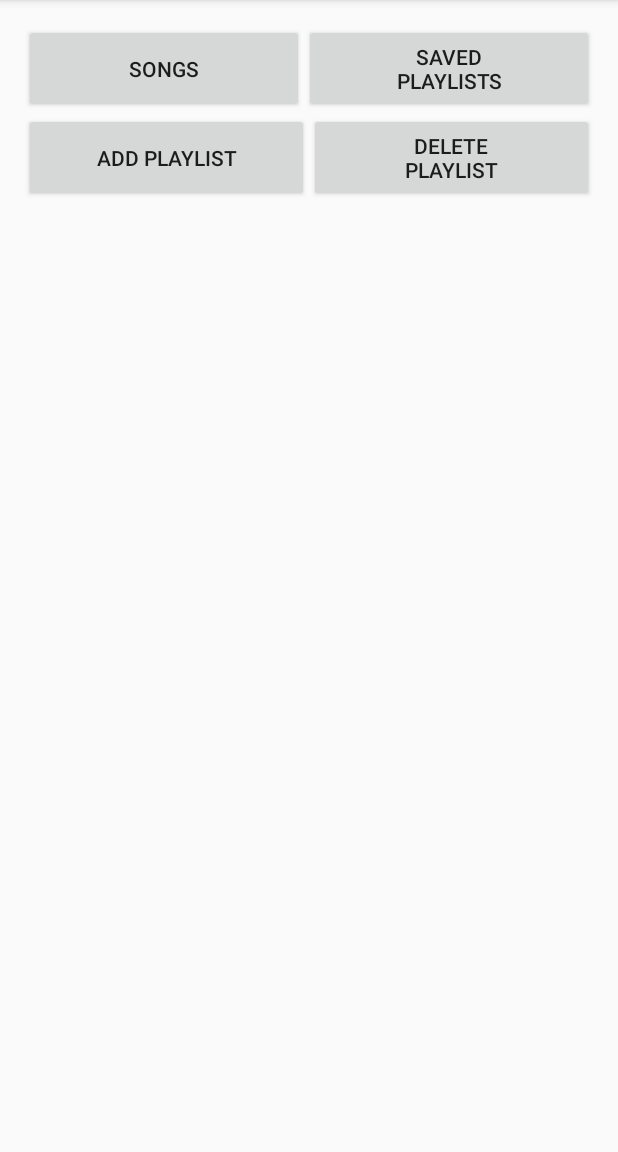
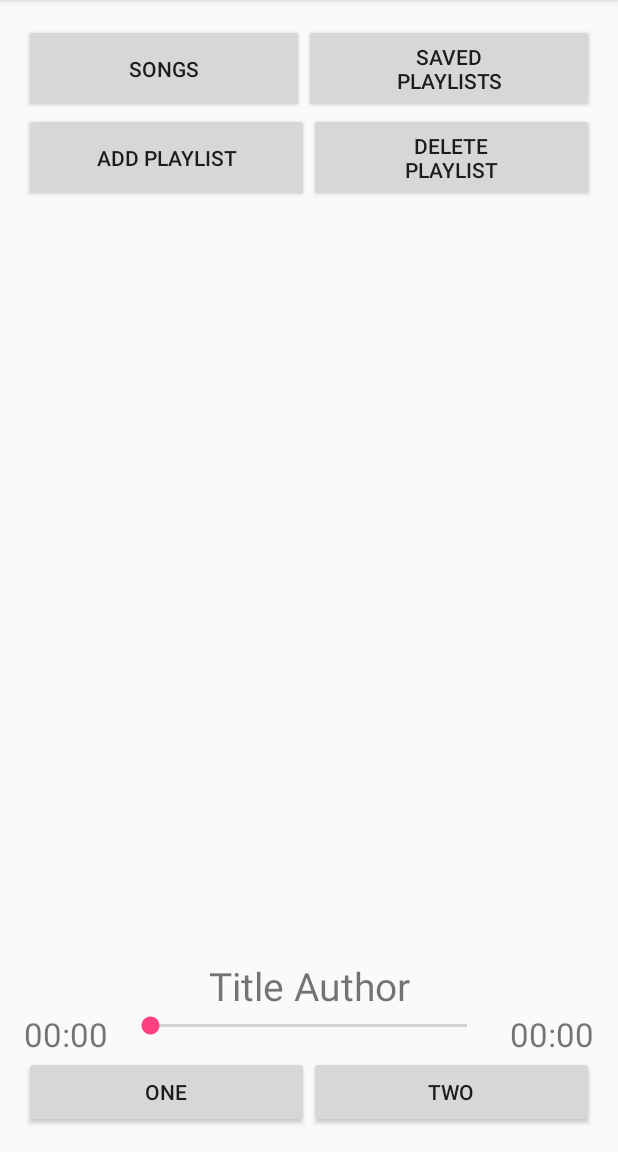
Before and after one commit to szymongor/MediaPlayer, an Android app: the screen it shows after launch (MainActivity), on a phone screen of 412 x 824 dp, the part 84-1236 px from its top. Run offline under Robolectric (Android 15) with nearby library versions, the phone set to English and light mode, and no system bars.

Commit message:
Add down Layout with seekBar

```diff
--- a/app/src/main/res/layout/activity_main.xml
+++ b/app/src/main/res/layout/activity_main.xml
@@ -13,7 +13,9 @@
 <LinearLayout
     android:layout_width="match_parent"
     android:layout_height="wrap_content"
-    android:orientation="vertical">
+    android:id="@+id/menu"
+    android:orientation="vertical"
+    >
 
     <LinearLayout
         android:layout_width="match_parent"
@@ -63,4 +65,81 @@
 
 </LinearLayout>
 
+    <LinearLayout
+        android:layout_width="fill_parent"
+        android:layout_height="fill_parent"
+        android:id="@+id/playLayout"
+        android:gravity="bottom"
+        android:orientation="vertical"
+        >
+
+        <LinearLayout
+            android:layout_width="match_parent"
+            android:layout_height="wrap_content"
+            android:orientation="horizontal"
+            android:id="@+id/titleLayout"
+            >
+            <TextView
+                android:layout_width="match_parent"
+                android:layout_height="wrap_content"
+                android:id="@+id/textViewTitle"
+                android:text="Title Author"
+                android:textSize="26dp"
+                android:textAlignment="center"
+                />
+        </LinearLayout>
+
+        <LinearLayout
+            android:layout_width="match_parent"
+            android:layout_height="wrap_content"
+            android:orientation="horizontal"
+            android:id="@+id/seekBarLayout">
+
+            <TextView
+                android:layout_width="wrap_content"
+                android:layout_height="wrap_content"
+                android:id="@+id/textViewCurrentTime"
+                android:text="00:00"
+                android:textSize="22dp"
+                android:layout_weight="0.5"/>
+
+            <SeekBar
+                android:layout_width="wrap_content"
+                android:layout_height="wrap_content"
+                android:id="@+id/seekBar"
+                android:layout_weight="8"/>
+
+            <TextView
+                android:layout_width="wrap_content"
+                android:layout_height="wrap_content"
+                android:id="@+id/textViewTotalTime"
+                android:text="00:00"
+                android:textSize="22dp"
+                android:layout_weight="0.5"
+                android:gravity="right"/>
+        </LinearLayout>
+
+        <LinearLayout
+            android:layout_width="match_parent"
+            android:layout_height="wrap_content"
+            android:orientation="horizontal"
+            android:id="@+id/buttonPlayLayout"
+            android:gravity="bottom"
+            >
+
+            <Button
+                android:layout_width="match_parent"
+                android:layout_height="wrap_content"
+                android:layout_weight="1"
+                android:text="One"/>
+
+            <Button
+                android:layout_width="match_parent"
+                android:layout_height="wrap_content"
+                android:layout_weight="1"
+                android:text="Two"/>
+        </LinearLayout>
+
+    </LinearLayout>
+
 </RelativeLayout>
```
